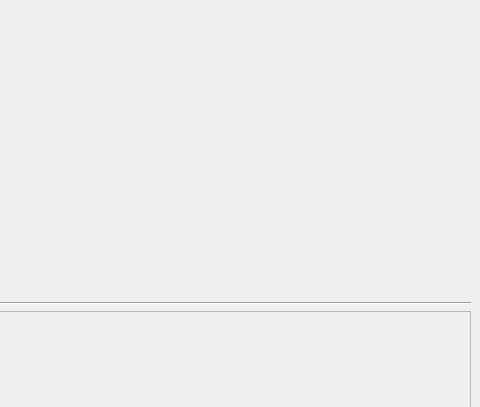
Chr0nixz/Closure, file resources/ui/UI_GameWindow.ui: the form before one commit; both pictures show x 720 to 1200 and y 0 to 407 of the 1200 by 800 pixel window.
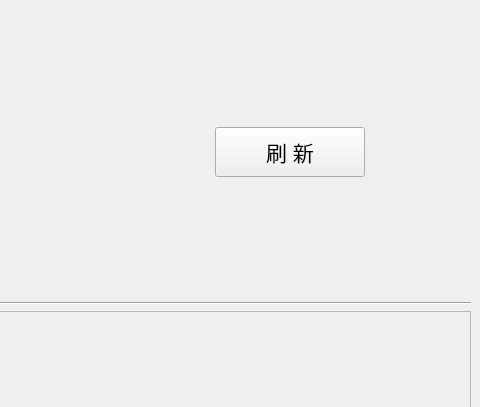
The form after the commit. Icons and pictures are not drawn.

```diff
--- a/resources/ui/UI_GameWindow.ui
+++ b/resources/ui/UI_GameWindow.ui
@@ -25,6 +25,8 @@
     <item row="0" column="0">
      <layout class="QVBoxLayout" name="verticalLayout" stretch="10,1,16">
       <item>
+       <layout class="QHBoxLayout" name="horizontalLayout">
+        <item>
        <layout class="QVBoxLayout" name="verticalLayout_2">
         <item>
          <widget class="QLabel" name="label_2">
@@ -55,7 +57,7 @@
           <property name="maximumSize">
            <size>
             <width>16777215</width>
-            <height>250</height>
+              <height>240</height>
            </size>
           </property>
           <property name="font">
@@ -65,6 +67,65 @@
           </property>
           <property name="text">
            <string>公告</string>
+            </property>
+           </widget>
+          </item>
+         </layout>
+        </item>
+        <item>
+         <spacer name="horizontalSpacer">
+          <property name="orientation">
+           <enum>Qt::Horizontal</enum>
+          </property>
+          <property name="sizeType">
+           <enum>QSizePolicy::Fixed</enum>
+          </property>
+          <property name="sizeHint" stdset="0">
+           <size>
+            <width>20</width>
+            <height>20</height>
+           </size>
+          </property>
+         </spacer>
+        </item>
+        <item>
+         <layout class="QVBoxLayout" name="verticalLayout_3">
+          <item>
+           <widget class="QPushButton" name="refreshButton">
+            <property name="maximumSize">
+             <size>
+              <width>150</width>
+              <height>50</height>
+             </size>
+            </property>
+            <property name="font">
+             <font>
+              <pointsize>16</pointsize>
+             </font>
+            </property>
+            <property name="text">
+             <string>刷 新</string>
+            </property>
+           </widget>
+          </item>
+         </layout>
+        </item>
+        <item>
+         <widget class="QLabel" name="label_3">
+          <property name="minimumSize">
+           <size>
+            <width>10</width>
+            <height>0</height>
+           </size>
+          </property>
+          <property name="maximumSize">
+           <size>
+            <width>100</width>
+            <height>16777215</height>
+           </size>
+          </property>
+          <property name="text">
+           <string/>
           </property>
          </widget>
         </item>
```
Lines whose indentation alone changed are shown as unchanged.
